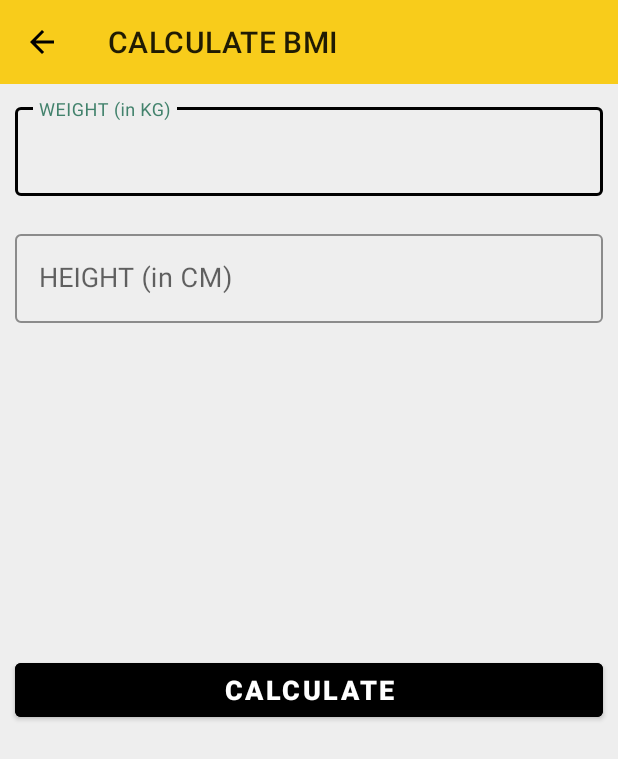
After one commit to Rizeq-D/10MinutesWorkout, an Android app built with Jetpack Compose: the BMIActivity screen opened directly, with no data from a screen before it, on a phone screen of 412 x 824 dp. The commit adds this screen. Shown: the top 759 px of the screen. Run offline under Robolectric (Android 15) with nearby library versions, the phone set to English and light mode, and no system bars.

Commit message:
added the BMI screen

```diff
--- a/app/src/main/AndroidManifest.xml
+++ b/app/src/main/AndroidManifest.xml
@@ -12,6 +12,10 @@
         android:supportsRtl="true"
         android:theme="@style/Theme._10MinutesWorkout"
         tools:targetApi="31">
+        <activity
+            android:name=".BMIActivity"
+            android:exported="true"
+            android:theme="@style/Theme.BMIActivity"/>
         <activity
             android:name=".FinishActivity"
             android:exported="true"
--- a/app/src/main/java/com/example/a10minutesworkout/MainActivity.kt
+++ b/app/src/main/java/com/example/a10minutesworkout/MainActivity.kt
@@ -20,6 +20,10 @@ class MainActivity : ComponentActivity() {
             val intent = Intent(this@MainActivity, ExercisesActivity::class.java)
             startActivity(intent)
         }
+        binding?.flBMI?.setOnClickListener{
+            val intent = Intent(this, BMIActivity::class.java)
+            startActivity(intent)
+        }
     }
     override fun onDestroy() {
         super.onDestroy()
--- /dev/null
+++ b/app/src/main/res/layout/activity_bmi.xml
@@ -0,0 +1,125 @@
+<?xml version="1.0" encoding="utf-8"?>
+<RelativeLayout xmlns:android="http://schemas.android.com/apk/res/android"
+    xmlns:app="http://schemas.android.com/apk/res-auto"
+    xmlns:tools="http://schemas.android.com/tools"
+    android:layout_width="match_parent"
+    android:layout_height="match_parent"
+    tools:context=".BMIActivity"
+    android:background="@color/White">
+
+    <androidx.appcompat.widget.Toolbar
+        android:id="@+id/toolbar_bmi_activity"
+        android:layout_width="match_parent"
+        android:layout_height="?android:attr/actionBarSize"
+        android:theme="@style/ToolbarTheme"
+        android:background="@color/DarkYellow"/>
+
+    <com.google.android.material.textfield.TextInputLayout
+        android:layout_below="@+id/toolbar_bmi_activity"
+        android:id="@+id/tiMetricUnitWeight"
+        android:layout_width="match_parent"
+        android:layout_height="wrap_content"
+        style="@style/Widget.MaterialComponents.TextInputLayout.OutlinedBox"
+        android:layout_margin="10dp"
+        android:layout_marginTop="10dp"
+        app:boxStrokeColor="@color/Black"
+        app:hintTextColor="@color/Grass">
+        <androidx.appcompat.widget.AppCompatEditText
+            android:id="@+id/etMetricUnitWeight"
+            android:layout_width="match_parent"
+            android:layout_height="wrap_content"
+            android:hint="@string/weight_in_kg"
+            android:inputType="numberDecimal"
+            android:textSize="18sp"/>
+    </com.google.android.material.textfield.TextInputLayout>
+
+    <com.google.android.material.textfield.TextInputLayout
+        android:layout_below="@+id/tiMetricUnitWeight"
+        android:id="@+id/tiMetricUnitHeight"
+        android:layout_width="match_parent"
+        android:layout_height="wrap_content"
+        style="@style/Widget.MaterialComponents.TextInputLayout.OutlinedBox"
+        android:layout_margin="10dp"
+        android:layout_marginTop="10dp"
+        app:boxStrokeColor="@color/Black"
+        app:hintTextColor="@color/Grass">
+
+    <androidx.appcompat.widget.AppCompatEditText
+        android:id="@+id/etMetricUnitHeight"
+        android:layout_width="match_parent"
+        android:layout_height="wrap_content"
+        android:hint="@string/height_in_cm"
+        android:inputType="numberDecimal"
+        android:textSize="18sp"/>
+    </com.google.android.material.textfield.TextInputLayout>
+
+    <LinearLayout
+        android:padding="10dp"
+        android:layout_below="@id/tiMetricUnitHeight"
+        android:id="@+id/llDisplayBMIResult"
+        android:layout_width="match_parent"
+        android:layout_height="wrap_content"
+        android:layout_marginTop="25dp"
+        android:orientation="vertical"
+        android:visibility="invisible"
+        tools:visibility="visible">
+
+        <TextView
+            android:id="@+id/tvYourBMI"
+            android:layout_width="match_parent"
+            android:layout_height="wrap_content"
+            android:gravity="center"
+            android:text="@string/your_bmi"
+            android:textColor="@color/Light_green"
+            android:textStyle="italic|bold"
+            android:textAllCaps="true"
+            android:textSize="25sp" />
+
+        <TextView
+            android:id="@+id/tvBMIValue"
+            android:layout_width="match_parent"
+            android:layout_height="wrap_content"
+            android:layout_marginTop="5dp"
+            android:gravity="center"
+            android:textSize="22sp"
+            android:textStyle="bold"
+            tools:text="15.00" />
+
+        <TextView
+            android:id="@+id/tvBMIType"
+            android:layout_width="match_parent"
+            android:layout_height="wrap_content"
+            android:layout_marginTop="5dp"
+            android:gravity="center"
+            android:textSize="25sp"
+            android:textColor="@color/Light_green"
+            android:textStyle="italic|bold"
+            tools:text="Beautiful" />
+
+        <TextView
+            android:id="@+id/tvBMIDescription"
+            android:layout_width="match_parent"
+            android:layout_height="wrap_content"
+            android:layout_marginTop="5dp"
+            android:gravity="center"
+            android:textStyle="bold"
+            android:textSize="30sp"
+            tools:text="Beautiful" />
+    </LinearLayout>
+
+    <Button
+        android:layout_margin="10dp"
+        android:layout_below="@id/llDisplayBMIResult"
+        android:id="@+id/btnCalculateUnits"
+        android:layout_width="match_parent"
+        android:layout_height="wrap_content"
+        android:layout_gravity="bottom"
+        android:layout_marginTop="35dp"
+        android:backgroundTint="@color/Black"
+        android:text="@string/calculate"
+        android:textStyle="bold"
+        android:textColor="#FFFFFF"
+        android:textSize="18sp" />
+
+
+</RelativeLayout>
--- a/app/src/main/res/layout/dialog_custome_back_confirmation.xml
+++ b/app/src/main/res/layout/dialog_custome_back_confirmation.xml
@@ -5,7 +5,8 @@
     android:layout_height="wrap_content"
     android:gravity="center"
     android:orientation="vertical"
-    android:padding="16dp">
+    android:padding="16dp"
+    android:background="@color/DarkYellow">
 
     <TextView
         android:layout_width="match_parent"
--- a/app/src/main/res/values/strings.xml
+++ b/app/src/main/res/values/strings.xml
@@ -9,4 +9,10 @@
     <string name="are_you_sure_you_want_to_quit">This will stop your workout. You\'ve come this far, are you sure you want to quit?</string>
     <string name="yes">YES</string>
     <string name="no">NO</string>
+    <string name="_10_minutes_n_workout">10 MINUTES\n WORKOUT!</string>
+    <string name="BMI">BMI</string>
+    <string name="calculate">Calculate</string>
+    <string name="weight_in_kg">WEIGHT (in KG)</string>
+    <string name="height_in_cm">HEIGHT (in CM)</string>
+    <string name="your_bmi">YOUR BMI</string>
 </resources>
--- a/app/src/main/res/values/themes.xml
+++ b/app/src/main/res/values/themes.xml
@@ -1,14 +1,18 @@
 <?xml version="1.0" encoding="utf-8"?>
+
 <resources>
 
-    <style name="Theme._10MinutesWorkout" parent="android:Theme.Material.Light.NoActionBar">
+    <style name="Theme._10MinutesWorkout" parent="Theme.MaterialComponents.Light.NoActionBar">
+        <item name="android:windowFullscreen">true</item>
+        <item name="android:windowContentOverlay">@null</item>
+    </style>
+
+    <style name="ToolbarTheme" parent="ThemeOverlay.MaterialComponents.ActionBar">
+        <item name="colorControlNormal">@color/Black</item>
+
+    </style>
+    <style name="Theme.BMIActivity" parent="Theme._10MinutesWorkout">
         <item name="android:windowFullscreen">true</item>
     </style>
 
-    <style name="ToolbarTheme" parent="@style/ThemeOverlay.MaterialComponents.ActionBar">
-
-        <item name="colorControlNormal">@color/Black</item>
-
-    </style>
-
 </resources>
--- a/gradle/libs.versions.toml
+++ b/gradle/libs.versions.toml
@@ -2,6 +2,7 @@
 agp = "8.5.0"
 appcompatVersion = "1.6.1"
 constraintlayout = "2.1.4"
+googleMaterial = "1.8.0"
 kotlin = "1.9.0"
 coreKtx = "1.13.1"
 junit = "4.13.2"
@@ -13,6 +14,7 @@ composeBom = "2024.04.01"
 appcompat = "1.7.0"
 material = "1.12.0"
 activity = "1.9.1"
+materialVersion = "1.9.0"
 
 [libraries]
 androidx-appcompat-v161 = { module = "androidx.appcompat:appcompat", version.ref = "appcompatVersion" }
@@ -34,6 +36,8 @@ androidx-material3 = { group = "androidx.compose.material3", name = "material3"
 androidx-appcompat = { group = "androidx.appcompat", name = "appcompat", version.ref = "appcompat" }
 material = { group = "com.google.android.material", name = "material", version.ref = "material" }
 androidx-activity = { group = "androidx.activity", name = "activity", version.ref = "activity" }
+material-v180 = { module = "com.google.android.material:material", version.ref = "googleMaterial" }
+material-v190 = { module = "com.google.android.material:material", version.ref = "materialVersion" }
 
 [plugins]
 android-application = { id = "com.android.application", version.ref = "agp" }
```
Also changed, not shown: app/src/main/java/com/example/a10minutesworkout/BMIActivity.kt (added, +121 -0 lines), app/src/main/res/layout/activity_main.xml (+38 -2 lines).
